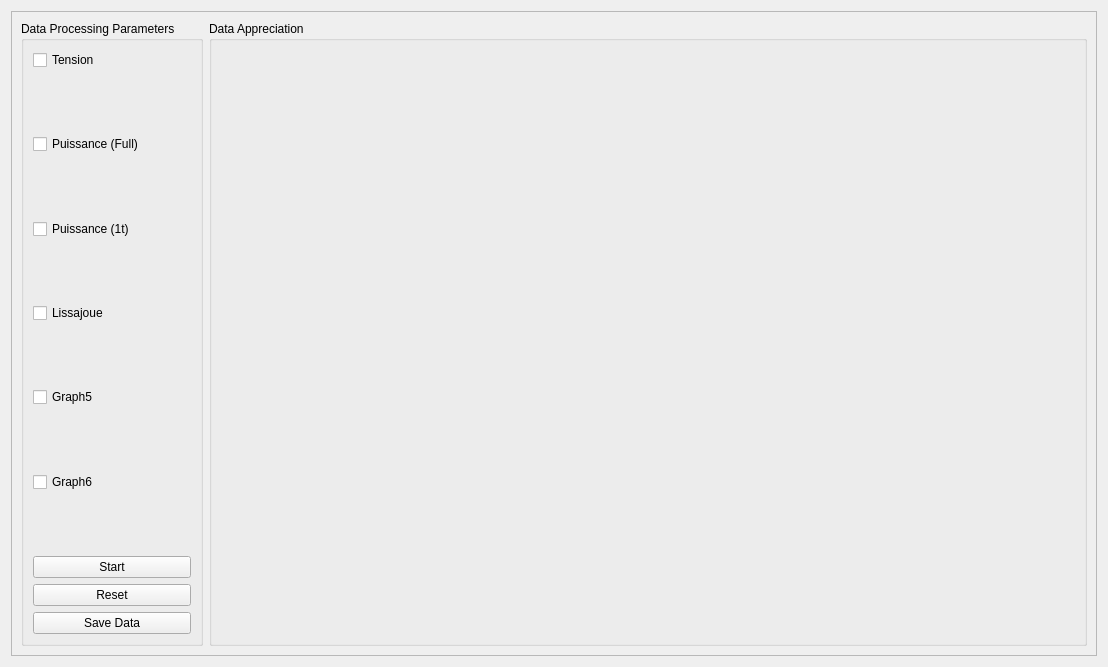
The window that gui/views/dataViewUI.ui (AceEagle/ElectricViewCHU) describes before a commit, drawn with Qt 5.
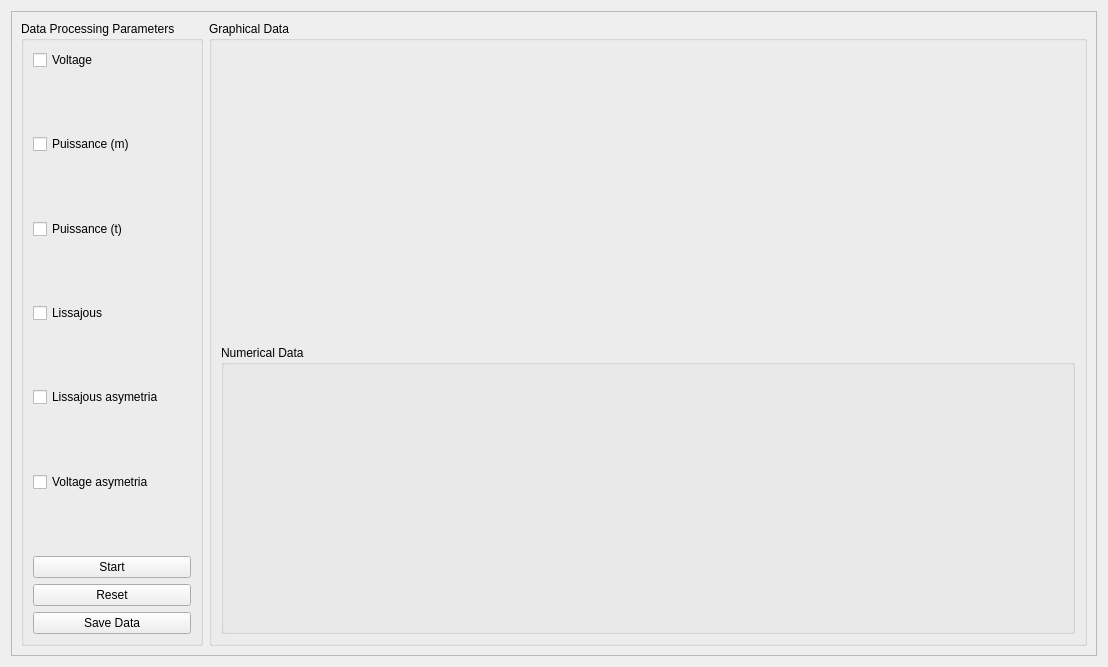
The same window after the commit. Custom widgets are drawn as their Qt base class.

Commit message: Addiding new elements in code (Numerical + graphics etc)

What changed in the file:
```diff
--- a/gui/views/dataViewUI.ui
+++ b/gui/views/dataViewUI.ui
@@ -58,7 +58,7 @@
          <item row="5" column="0">
           <widget class="QCheckBox" name="G3CheckBox">
            <property name="text">
-            <string>Puissance (1t)</string>
+            <string>Puissance (t)</string>
            </property>
           </widget>
          </item>
@@ -78,14 +78,14 @@
          <item row="1" column="0">
           <widget class="QCheckBox" name="G1CheckBox">
            <property name="text">
-            <string>Tension</string>
+            <string>Voltage</string>
            </property>
           </widget>
          </item>
          <item row="3" column="0">
           <widget class="QCheckBox" name="G2CheckBox">
            <property name="text">
-            <string>Puissance (Full)</string>
+            <string>Puissance (m)</string>
            </property>
           </widget>
          </item>
@@ -105,7 +105,7 @@
          <item row="7" column="0">
           <widget class="QCheckBox" name="G4CheckBox">
            <property name="text">
-            <string>Lissajoue</string>
+            <string>Lissajous</string>
            </property>
           </widget>
          </item>
@@ -125,14 +125,14 @@
          <item row="11" column="0">
           <widget class="QCheckBox" name="G6CheckBox">
            <property name="text">
-            <string>Graph6</string>
+            <string>Voltage asymetria</string>
            </property>
           </widget>
          </item>
          <item row="9" column="0">
           <widget class="QCheckBox" name="G5CheckBox">
            <property name="text">
-            <string>Graph5</string>
+            <string>Lissajous asymetria</string>
            </property>
           </widget>
          </item>
@@ -182,7 +182,7 @@
       <item>
        <widget class="QGroupBox" name="GraphGroupBox">
         <property name="title">
-         <string>Data Appreciation</string>
+         <string>Graphical Data</string>
         </property>
         <layout class="QGridLayout" name="gridLayout">
          <item row="1" column="1">
@@ -204,6 +204,13 @@
            </layout>
           </widget>
          </item>
+         <item row="2" column="1">
+          <widget class="QGroupBox" name="groupBox">
+           <property name="title">
+            <string>Numerical Data</string>
+           </property>
+          </widget>
+         </item>
         </layout>
        </widget>
       </item>
```
Left out of the diff: 12 changed lines with no effect on the pictures. The commit also changes 2 other files.
